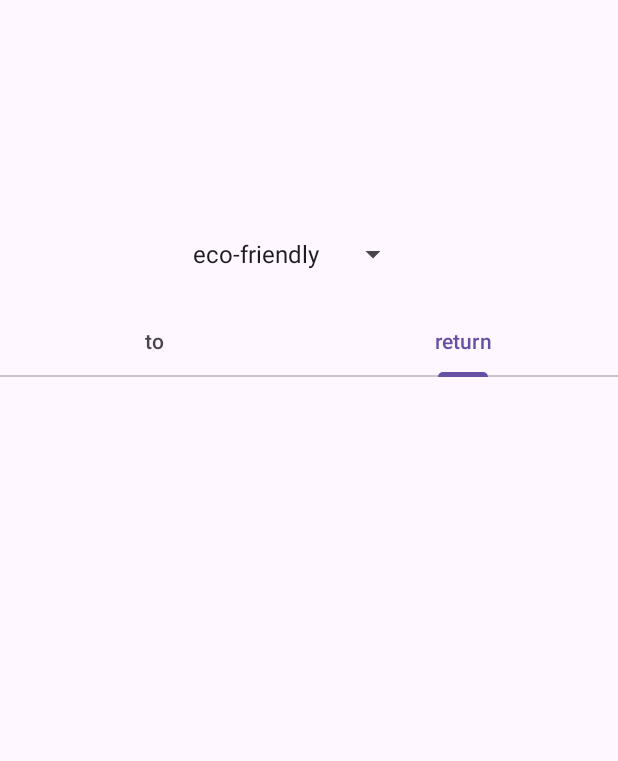
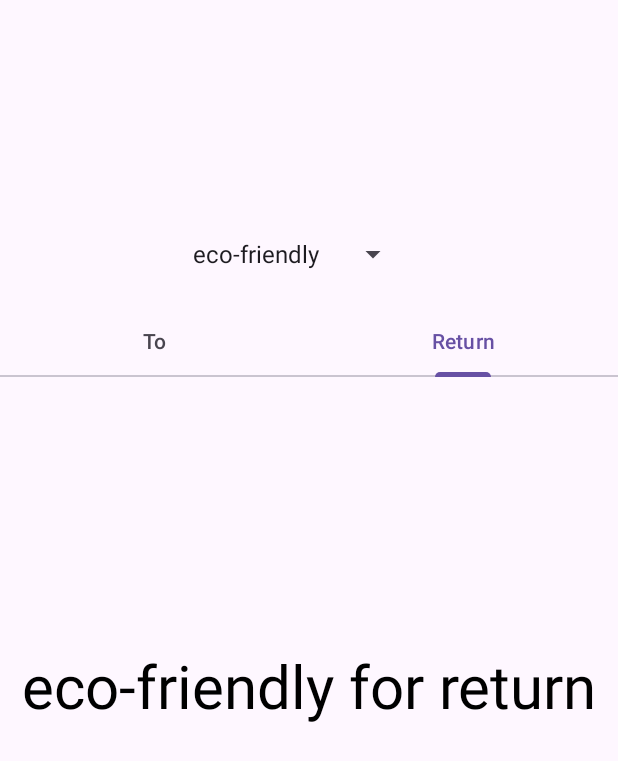
Before and after one commit to malteklaes/M3_TripPlannerApp_highFidelityPrototyp, an Android app: the sortScreen3 screen opened directly, with no data from a screen before it, tab 2 chosen, on a phone screen of 412 x 824 dp. Shown: the top 761 px of the screen. Run offline under Robolectric (Android 15) with nearby library versions, the light colour scheme and no system bars.

Commit message:
[ sortScreen3, fragments for tabLayout, ViewPagerAdapter ] [status: 111] implement 2 fragments for each tabItem in tabLayout, also able to send fresh data to there, no String has to be changed to a filtered List<DataConnection>.

```diff
--- /dev/null
+++ b/app/src/main/java/com/example/m3_tripplannerapp_highfidelityprototyp/SortScreen3fragment1.java
@@ -0,0 +1,84 @@
+package com.example.m3_tripplannerapp_highfidelityprototyp;
+
+import android.os.Bundle;
+
+import androidx.fragment.app.Fragment;
+
+import android.util.Log;
+import android.view.LayoutInflater;
+import android.view.View;
+import android.view.ViewGroup;
+import android.widget.TextView;
+
+/**
+ * A simple {@link Fragment} subclass.
+ * Use the {@link SortScreen3fragment1#newInstance} factory method to
+ * create an instance of this fragment.
+ */
+public class SortScreen3fragment1 extends Fragment {
+
+    // own vars
+    private TextView shownText;
+
+    // TODO: Rename parameter arguments, choose names that match
+    // the fragment initialization parameters, e.g. ARG_ITEM_NUMBER
+    private static String ARG_PARAM1 = "param1";
+    private static String ARG_PARAM2 = "param2";
+
+    // TODO: Rename and change types of parameters
+    private String mParam1;
+    private String mParam2;
+
+    public SortScreen3fragment1() {
+        // Required empty public constructor
+    }
+
+    /**
+     * Use this factory method to create a new instance of
+     * this fragment using the provided parameters.
+     *
+     * @param param1 Parameter 1.
+     * @return A new instance of fragment sortScreen3fragment1.
+     */
+    // TODO: Rename and change types and number of parameters
+    public static SortScreen3fragment1 newInstance(String param1) {
+        Log.d("malte2", " newInstance im fragm1: param1: " + param1);
+        SortScreen3fragment1 fragment = new SortScreen3fragment1();
+        Bundle args = new Bundle();
+        args.putString(ARG_PARAM1, param1);
+        fragment.setArguments(args);
+        Log.d("malte2", " newInstance mit ARG_PARAM1: " + ARG_PARAM1);
+        return fragment;
+    }
+
+    /*@Override
+    public void onCreate(Bundle savedInstanceState) {
+        super.onCreate(savedInstanceState);
+        if (getArguments() != null) {
+            mParam1 = getArguments().getString(ARG_PARAM1);
+            mParam2 = getArguments().getString(ARG_PARAM2);
+        }
+    }*/
+
+    public static void setArgParam1(String argParam1) {
+        ARG_PARAM1 = argParam1;
+    }
+
+    @Override
+    public View onCreateView(LayoutInflater inflater, ViewGroup container,
+                             Bundle savedInstanceState) {
+        View v = inflater.inflate(R.layout.fragment_sort_screen3fragment1, container, false);
+
+        shownText = v.findViewById(R.id.screen3frag1textView);
+        shownText.setText(ARG_PARAM1);
+        Log.d("malte2" , " ARG_PARAM1 : " + ARG_PARAM1);
+        // Inflate the layout for this fragment
+        Log.d("malte2" , " ist this null? : " + (this == null));
+        Log.d("malte2" , " ist this.getArguments() null? : " + (getArguments() == null));
+
+        this.getArguments();
+        return v;
+
+
+    }
+}
--- /dev/null
+++ b/app/src/main/java/com/example/m3_tripplannerapp_highfidelityprototyp/SortScreen3fragment2.java
@@ -0,0 +1,81 @@
+package com.example.m3_tripplannerapp_highfidelityprototyp;
+
+import android.os.Bundle;
+
+import androidx.fragment.app.Fragment;
+
+import android.util.Log;
+import android.view.LayoutInflater;
+import android.view.View;
+import android.view.ViewGroup;
+import android.widget.TextView;
+
+/**
+ * A simple {@link Fragment} subclass.
+ * Use the {@link SortScreen3fragment2#newInstance} factory method to
+ * create an instance of this fragment.
+ */
+public class SortScreen3fragment2 extends Fragment {
+
+    private TextView shownText;
+
+    // TODO: Rename parameter arguments, choose names that match
+    // the fragment initialization parameters, e.g. ARG_ITEM_NUMBER
+    private static String ARG_PARAM1 = "param1";
+    private static final String ARG_PARAM2 = "param2";
+
+    // TODO: Rename and change types of parameters
+    private String mParam1;
+    private String mParam2;
+
+    public SortScreen3fragment2() {
+        // Required empty public constructor
+    }
+
+    /**
+     * Use this factory method to create a new instance of
+     * this fragment using the provided parameters.
+     *
+     * @param param1 Parameter 1.
+     * @param param2 Parameter 2.
+     * @return A new instance of fragment sortScreen3fragment2.
+     */
+    // TODO: Rename and change types and number of parameters
+    public static SortScreen3fragment2 newInstance(String param1) {
+        SortScreen3fragment2 fragment = new SortScreen3fragment2();
+        Bundle args = new Bundle();
+        args.putString(ARG_PARAM1, param1);
+        //args.putString(ARG_PARAM2, param2);
+        fragment.setArguments(args);
+        return fragment;
+    }
+
+    @Override
+    public void onCreate(Bundle savedInstanceState) {
+        super.onCreate(savedInstanceState);
+        if (getArguments() != null) {
+            mParam1 = getArguments().getString(ARG_PARAM1);
+            mParam2 = getArguments().getString(ARG_PARAM2);
+        }
+    }
+
+    public static void setArgParam1(String argParam1) {
+        ARG_PARAM1 = argParam1;
+    }
+
+
+    @Override
+    public View onCreateView(LayoutInflater inflater, ViewGroup container,
+                             Bundle savedInstanceState) {
+        View v = inflater.inflate(R.layout.fragment_sort_screen3fragment2, container, false);
+
+        shownText = v.findViewById(R.id.screen3frag2textView);
+        shownText.setText(ARG_PARAM1);
+        // Inflate the layout for this fragment
+        Log.d("malte2" , "2. ist this null? : " + (this == null));
+        Log.d("malte2" , "2. ist this.getArguments() null? : " + (getArguments() == null));
+
+        this.getArguments();
+        return v;
+    }
+}
--- /dev/null
+++ b/app/src/main/java/com/example/m3_tripplannerapp_highfidelityprototyp/ViewPagerAdapter.java
@@ -0,0 +1,47 @@
+package com.example.m3_tripplannerapp_highfidelityprototyp;
+
+import android.util.Log;
+
+import androidx.annotation.NonNull;
+import androidx.annotation.Nullable;
+import androidx.fragment.app.Fragment;
+import androidx.fragment.app.FragmentManager;
+import androidx.fragment.app.FragmentPagerAdapter;
+
+import java.util.ArrayList;
+import java.util.List;
+
+public class ViewPagerAdapter extends FragmentPagerAdapter {
+    private List<Fragment> fragments = new ArrayList<>();
+    private List<String> fragmentTitles = new ArrayList<>();
+
+    public ViewPagerAdapter(FragmentManager fragmentManager) {
+        super(fragmentManager, BEHAVIOR_RESUME_ONLY_CURRENT_FRAGMENT);
+    }
+
+    public void addFragment(Fragment fragment, String title) {
+        Log.d("malte3", "diese Liste null: " + (fragments == null));
+        Log.d("malte3", "diese Liste fragments.size(): " + fragments.size());
+        Log.d("malte3", "methode param fragment: " + fragment);
+        fragments.add(fragment);
+        fragmentTitles.add(title);
+    }
+
+    @NonNull
+    @Override
+    public Fragment getItem(int position) {
+        Log.d("malte2" , " im getItem(): position: " + position + " und was: " + fragments.get(position));
+        return fragments.get(position);
+    }
+
+    @Override
+    public int getCount() {
+        return fragments.size();
+    }
+
+    @Nullable
+    @Override
+    public CharSequence getPageTitle(int position) {
+        return fragmentTitles.get(position);
+    }
+}
--- a/app/src/main/java/com/example/m3_tripplannerapp_highfidelityprototyp/sortScreen3.java
+++ b/app/src/main/java/com/example/m3_tripplannerapp_highfidelityprototyp/sortScreen3.java
@@ -1,6 +1,7 @@
 package com.example.m3_tripplannerapp_highfidelityprototyp;
 
 import androidx.appcompat.app.AppCompatActivity;
+import androidx.viewpager.widget.ViewPager;
 
 import android.os.Bundle;
 import android.util.Log;
@@ -8,6 +9,9 @@ import android.view.View;
 import android.widget.AdapterView;
 import android.widget.ArrayAdapter;
 import android.widget.Spinner;
+import android.widget.TableLayout;
+
+import com.google.android.material.tabs.TabLayout;
 
 import java.util.ArrayList;
 import java.util.List;
@@ -29,6 +33,11 @@ public class sortScreen3 extends AppCompatActivity {
     final String[] selectedOption = {""};
     String[] options = {"eco-friendly", "fast", "reliable", "comfortable", "cheap", "few stops", "nothing"};
 
+    // tablayout
+    private TabLayout tabLayout;
+    private ViewPager viewPager;
+    private ViewPagerAdapter adapterView;
+
     @Override
     protected void onCreate(Bundle savedInstanceState) {
         // incoming data
@@ -38,6 +47,27 @@ public class sortScreen3 extends AppCompatActivity {
         // [0] general set up
         super.onCreate(savedInstanceState);
         setContentView(R.layout.activity_sort_screen3);
+
+        viewPager = findViewById(R.id.viewpager);
+        tabLayout = findViewById(R.id.toReturnTabLayout);
+
+        adapterView = new ViewPagerAdapter(getSupportFragmentManager());
+        adapterView.addFragment(new SortScreen3fragment1(), "To");
+        adapterView.addFragment(new SortScreen3fragment2(), "Return");
+        viewPager.setAdapter(adapterView);
+
+        tabLayout.setupWithViewPager(viewPager);
+        SortScreen3fragment1 neu = SortScreen3fragment1.newInstance("hallo");
+
+        // klappt nicht mehr
+        //adapterView.addFragment(neu, "To");
+        //adapterView.addFragment(SortScreen3fragment1.newInstance("hallo"), "To");
+        //adapterView.addFragment(SortScreen3fragment2.newInstance("hallo", "ulli"), "Return");
+        /*SortScreen3fragment1 fragment1 = new SortScreen3fragment1();
+        Log.d("malte1" , "ergebnis: " + fragment1.toString() + " und ists null: " + (fragment1==null)) ;
+        getSupportFragmentManager().beginTransaction().replace(R.id.containterScreen3Frag1, fragment1).commit();
+        Log.d("malte1" , "ergebnis2: " + fragment1.toString() + " und ists null: " + (fragment1==null)) ;*/
+
 
         // ------------------------------------------------------------------------------------------------------------------
         // [1] example mock data: scenario back and forth (vienna->frankfurt, frankfurt->vienna)
@@ -91,6 +121,16 @@ public class sortScreen3 extends AppCompatActivity {
                 selectedOption[0] = (String) options[position];
                 filterResult = selectedOption[0];
                 Log.d("malte", "Ergebnis filter drop down: " + selectedOption[0]);
+                // send data to tab1 "to"
+                SortScreen3fragment1 neuFrag1 = SortScreen3fragment1.newInstance(filterResult);
+                neuFrag1.setArgParam1(filterResult);
+                SortScreen3fragment2 neuFrag2 = SortScreen3fragment2.newInstance(filterResult);
+                neuFrag2.setArgParam1(filterResult+" for return");
+                Log.d("malte2", "neu2 Instanz" + neuFrag1.getArguments());
+                adapterView = new ViewPagerAdapter(getSupportFragmentManager());
+                adapterView.addFragment(neuFrag1, "To");
+                adapterView.addFragment(neuFrag2, "Return");
+                viewPager.setAdapter(adapterView);
                 // database related
                 filterResultProperty = convertStringToTransportProperty(filterResult);
                 properties.clear();
--- a/app/src/main/res/layout/activity_sort_screen3.xml
+++ b/app/src/main/res/layout/activity_sort_screen3.xml
@@ -16,6 +16,7 @@
         android:layout_marginEnd="139dp" />
 
     <com.google.android.material.tabs.TabLayout
+        android:id="@+id/toReturnTabLayout"
         android:layout_width="match_parent"
         android:layout_height="wrap_content"
         android:layout_below="@+id/filterSpinner"
@@ -31,7 +32,17 @@
             android:layout_height="wrap_content"
             android:text="return" />
 
+
+
     </com.google.android.material.tabs.TabLayout>
 
 
+    <androidx.viewpager.widget.ViewPager
+        android:id="@+id/viewpager"
+        android:layout_width="match_parent"
+        android:layout_height="405dp"
+        android:layout_below="@+id/toReturnTabLayout"
+        android:layout_marginTop="3dp" />
+
+
 </RelativeLayout>
--- /dev/null
+++ b/app/src/main/res/layout/fragment_sort_screen3fragment1.xml
@@ -0,0 +1,19 @@
+<?xml version="1.0" encoding="utf-8"?>
+<FrameLayout xmlns:android="http://schemas.android.com/apk/res/android"
+    android:id="@+id/containterScreen3Frag1"
+    xmlns:tools="http://schemas.android.com/tools"
+    android:layout_width="match_parent"
+    android:layout_height="match_parent"
+    tools:context=".SortScreen3fragment1">
+
+    <!-- TODO: Update blank fragment layout -->
+    <TextView
+        android:id="@+id/screen3frag1textView"
+        android:layout_width="match_parent"
+        android:layout_height="match_parent"
+        android:text="TAB 1"
+        android:gravity="center"
+        android:textColor="@color/black"
+        android:textSize="40dp"/>
+
+</FrameLayout>
--- /dev/null
+++ b/app/src/main/res/layout/fragment_sort_screen3fragment2.xml
@@ -0,0 +1,19 @@
+<?xml version="1.0" encoding="utf-8"?>
+<FrameLayout xmlns:android="http://schemas.android.com/apk/res/android"
+    android:id="@+id/containterScreen3Frag2"
+    xmlns:tools="http://schemas.android.com/tools"
+    android:layout_width="match_parent"
+    android:layout_height="match_parent"
+    tools:context=".SortScreen3fragment2">
+
+    <!-- TODO: Update blank fragment layout -->
+    <TextView
+        android:id="@+id/screen3frag2textView"
+        android:layout_width="match_parent"
+        android:layout_height="match_parent"
+        android:text="TAB 2"
+        android:gravity="center"
+        android:textColor="@color/black"
+        android:textSize="40dp"/>
+
+</FrameLayout>
--- a/app/src/main/res/values/strings.xml
+++ b/app/src/main/res/values/strings.xml
@@ -1,3 +1,5 @@
 <resources>
     <string name="app_name">M3_TripPlannerApp_highFidelityPrototyp</string>
+    <!-- TODO: Remove or change this placeholder text -->
+    <string name="hello_blank_fragment">Hello blank fragment</string>
 </resources>
```
